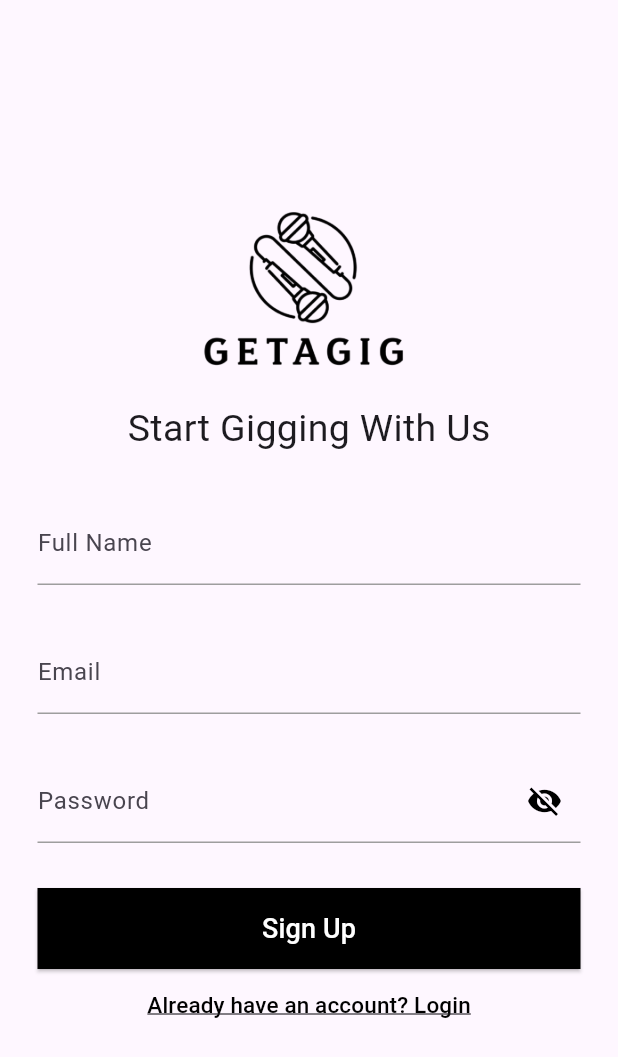
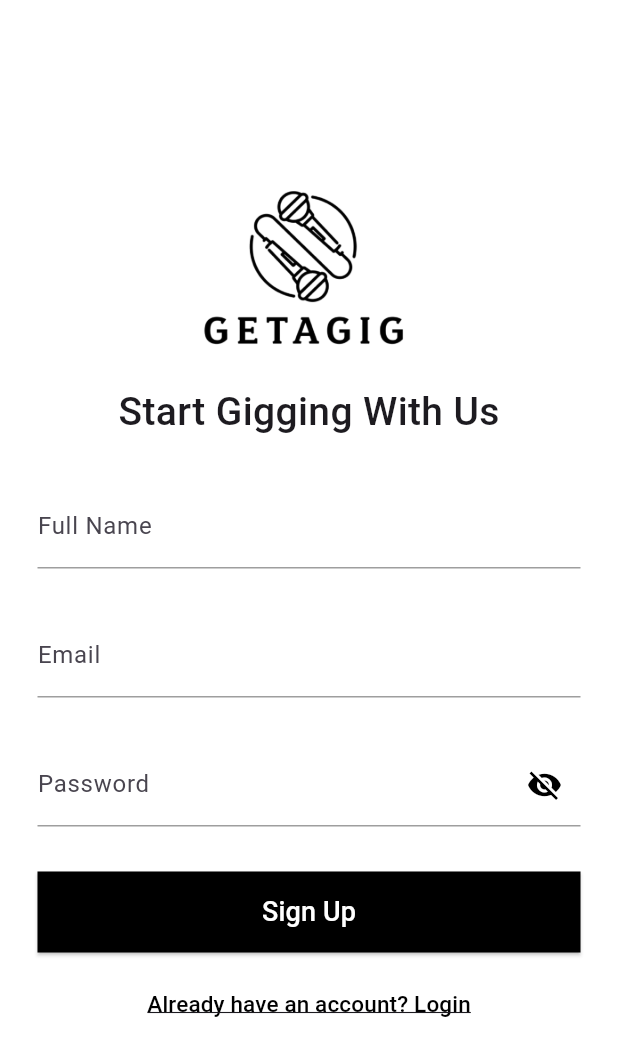
Before and after one commit to Kephas7/getagig, a Flutter app: the SignupScreen screen opened by its route, on a phone screen of 412 x 824 dp. Shown: the top 1057 px of the screen. Run offline on Flutter 3.47's test engine with Material 3 defaults, Android fonts, the phone set to English and light mode, and no system bars; our stand-ins replace firebase_auth, firebase_core; accounts and stored records are empty.

Commit message:
Signup page styled and made responsive

```diff
--- a/lib/screens/signup_screen.dart
+++ b/lib/screens/signup_screen.dart
@@ -9,6 +9,8 @@ class SignupScreen extends StatefulWidget {
 }
 
 class _SignupScreenState extends State<SignupScreen> {
+  final GlobalKey<FormState> formKey = GlobalKey<FormState>();
+
   final TextEditingController nameController = TextEditingController();
   final TextEditingController emailController = TextEditingController();
   final TextEditingController passwordController = TextEditingController();
@@ -17,46 +19,71 @@ class _SignupScreenState extends State<SignupScreen> {
   bool hidePassword = true;
 
   Future<void> createAccount() async {
+    if (!formKey.currentState!.validate()) return;
+
     setState(() => loading = true);
     try {
-      UserCredential userCrendential = await FirebaseAuth.instance
+      UserCredential userCredential = await FirebaseAuth.instance
           .createUserWithEmailAndPassword(
             email: emailController.text.trim(),
             password: passwordController.text.trim(),
           );
-      await userCrendential.user?.sendEmailVerification();
+
+      await userCredential.user?.sendEmailVerification();
+
       ScaffoldMessenger.of(
         context,
-      ).showSnackBar(SnackBar(content: Text("Verify your email.")));
+      ).showSnackBar(const SnackBar(content: Text("Verify your email.")));
+
       Navigator.pop(context);
     } catch (e) {
       ScaffoldMessenger.of(
         context,
       ).showSnackBar(SnackBar(content: Text(e.toString())));
     }
+
     setState(() => loading = false);
   }
 
   @override
   Widget build(BuildContext context) {
+    final orientation = MediaQuery.of(context).orientation;
+    final isLandscape = orientation == Orientation.landscape;
+
     return Scaffold(
-      body: Center(
+      backgroundColor: Colors.white,
+      body: SafeArea(
+        child: Center(
           child: SingleChildScrollView(
-          child: Padding(
-            padding: EdgeInsets.all(25),
+            padding: const EdgeInsets.symmetric(horizontal: 25),
+            child: ConstrainedBox(
+              constraints: const BoxConstraints(maxWidth: 500),
+              child: Form(
+                key: formKey,
                 child: Column(
-              mainAxisAlignment: MainAxisAlignment.center,
                   children: [
-                Image.asset("assets/images/mylogo.png", height: 130),
-                const SizedBox(height: 8),
+                    SizedBox(height: isLandscape ? 15 : 5),
+
+                    Image.asset(
+                      "assets/images/mylogo.png",
+                      height: isLandscape ? 90 : 130,
+                    ),
+
+                    const SizedBox(height: 10),
+
                     Text(
                       "Start Gigging With Us",
-                  style: TextStyle(fontSize: 25, fontWeight: FontWeight.normal),
+                      style: TextStyle(
+                        fontSize: isLandscape ? 22 : 26,
+                        fontWeight: FontWeight.w500,
                       ),
-                SizedBox(height: 30),
-                TextField(
+                    ),
+
+                    SizedBox(height: isLandscape ? 20 : 30),
+
+                    TextFormField(
                       controller: nameController,
-                  decoration: InputDecoration(
+                      decoration: const InputDecoration(
                         labelText: 'Full Name',
                         enabledBorder: UnderlineInputBorder(
                           borderSide: BorderSide(color: Colors.grey),
@@ -65,11 +92,23 @@ class _SignupScreenState extends State<SignupScreen> {
                           borderSide: BorderSide(color: Colors.black),
                         ),
                       ),
+                      validator: (value) {
+                        if (value == null || value.trim().isEmpty) {
+                          return "Full name is required";
+                        }
+                        if (value.trim().length < 3) {
+                          return "Name must be at least 3 characters";
+                        }
+                        return null;
+                      },
                     ),
-                SizedBox(height: 30),
-                TextField(
+
+                    SizedBox(height: isLandscape ? 20 : 30),
+
+                    TextFormField(
                       controller: emailController,
-                  decoration: InputDecoration(
+                      keyboardType: TextInputType.emailAddress,
+                      decoration: const InputDecoration(
                         labelText: 'Email',
                         enabledBorder: UnderlineInputBorder(
                           borderSide: BorderSide(color: Colors.grey),
@@ -78,18 +117,34 @@ class _SignupScreenState extends State<SignupScreen> {
                           borderSide: BorderSide(color: Colors.black),
                         ),
                       ),
+                      validator: (value) {
+                        if (value == null || value.isEmpty) {
+                          return "Email is required";
+                        }
+
+                        final emailRegex = RegExp(
+                          r"^[\w-\.]+@([\w-]+\.)+[\w-]{2,4}$",
+                        );
+
+                        if (!emailRegex.hasMatch(value)) {
+                          return "Enter a valid email";
+                        }
+
+                        return null;
+                      },
                     ),
-                SizedBox(height: 30),
 
-                TextField(
+                    SizedBox(height: isLandscape ? 20 : 30),
+
+                    TextFormField(
                       controller: passwordController,
                       obscureText: hidePassword,
                       decoration: InputDecoration(
                         labelText: 'Password',
-                    enabledBorder: UnderlineInputBorder(
+                        enabledBorder: const UnderlineInputBorder(
                           borderSide: BorderSide(color: Colors.grey),
                         ),
-                    focusedBorder: UnderlineInputBorder(
+                        focusedBorder: const UnderlineInputBorder(
                           borderSide: BorderSide(color: Colors.black),
                         ),
                         suffixIcon: IconButton(
@@ -99,13 +154,27 @@ class _SignupScreenState extends State<SignupScreen> {
                             });
                           },
                           icon: Icon(
-                        hidePassword ? Icons.visibility_off : Icons.visibility,
+                            hidePassword
+                                ? Icons.visibility_off
+                                : Icons.visibility,
                             color: Colors.black,
                           ),
                         ),
                       ),
+                      validator: (value) {
+                        if (value == null || value.isEmpty) {
+                          return "Password is required";
+                        }
+                        if (value.length < 6) {
+                          return "Password must be at least 6 characters";
+                        }
+                        return null;
+                      },
                     ),
-                SizedBox(height: 30),
+
+                    SizedBox(height: isLandscape ? 20 : 30),
+
+                    /// SIGNUP BUTTON
                     loading
                         ? const CircularProgressIndicator()
                         : SizedBox(
@@ -115,18 +184,23 @@ class _SignupScreenState extends State<SignupScreen> {
                               style: ElevatedButton.styleFrom(
                                 backgroundColor: Colors.black,
                                 foregroundColor: Colors.white,
+                                padding: const EdgeInsets.symmetric(
+                                  vertical: 14,
+                                ),
                                 shape: RoundedRectangleBorder(),
-                            padding: EdgeInsets.symmetric(vertical: 14),
                               ),
-                          child: Text(
+                              child: const Text(
                                 "Sign Up",
                                 style: TextStyle(fontSize: 18),
                               ),
                             ),
                           ),
+
+                    const SizedBox(height: 10),
+
                     TextButton(
                       onPressed: () => Navigator.pop(context),
-                  child: Text(
+                      child: const Text(
                         "Already have an account? Login",
                         style: TextStyle(
                           fontSize: 15,
@@ -135,7 +209,11 @@ class _SignupScreenState extends State<SignupScreen> {
                         ),
                       ),
                     ),
+
+                    SizedBox(height: isLandscape ? 10 : 20),
                   ],
+                ),
+              ),
             ),
           ),
         ),
```
Lines whose indentation alone changed are shown as unchanged.
